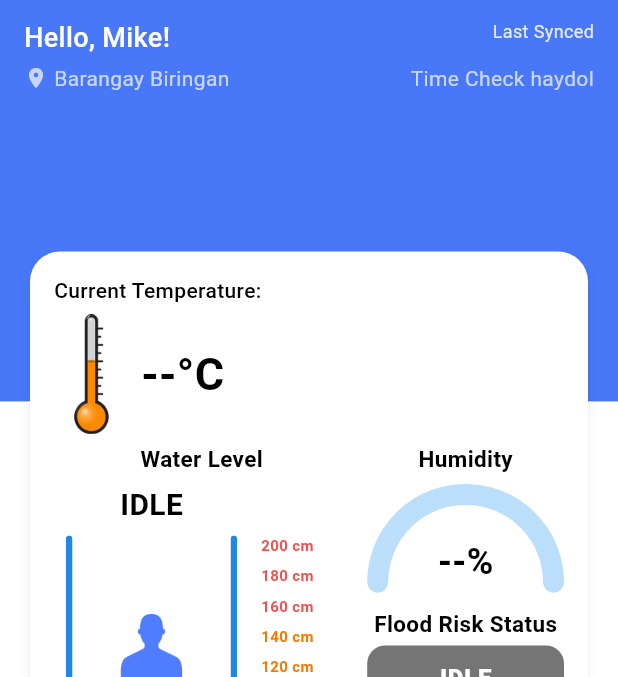
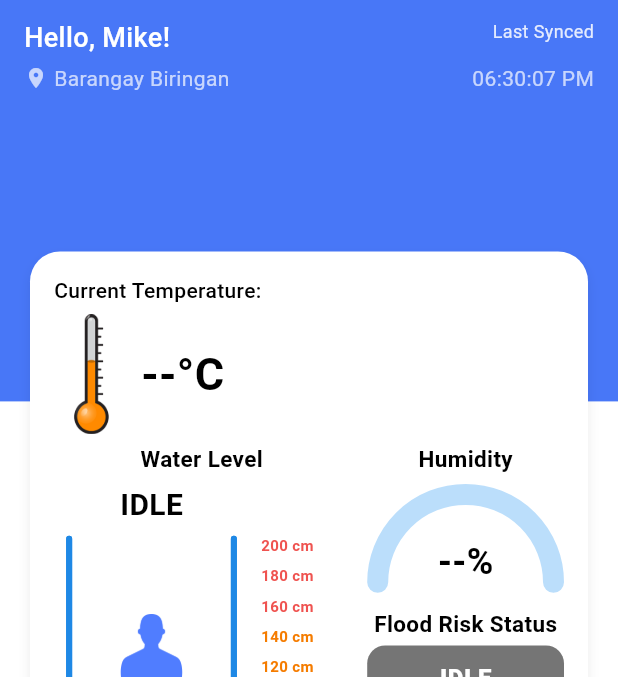
Before and after one commit to Mangobject-oriented/DETECT-CO, a Flutter app: the screen it shows after launch, on a phone screen of 412 x 824 dp, the part 93-770 px from its top. Run offline on Flutter 3.47's test engine with Material 3 defaults, Android fonts, the phone set to English and light mode, and no system bars; drawn by our look-alikes of curved_navigation_bar; our stand-ins replace firebase_core, firebase_database, firebase_messaging, flutter_local_notifications, flutter_map, geolocator and 2 more; accounts and stored records are empty; network calls fail.

Commit message:
Update DETECT-CO app

```diff
--- a/lib/main.dart
+++ b/lib/main.dart
@@ -691,8 +691,10 @@ class _BottomNavPageState
           // CURRENT TAB
           // =================================================
 
-          body: _tabs[_currentIndex],
-
+          body: IndexedStack(
+            index: _currentIndex,
+            children: _tabs,
+          ),
           // =================================================
           // BOTTOM NAVIGATION
           // =================================================
--- a/lib/pages/home.dart
+++ b/lib/pages/home.dart
@@ -16,6 +16,8 @@ class HomeTab extends StatefulWidget {
 
 class _HomeTabState extends State<HomeTab>
     with SingleTickerProviderStateMixin {
+      Timer? _manilaTimeTimer;
+      DateTime _manilaTime = DateTime.now().toUtc().add(const Duration(hours: 8));
   // =====================================================
   // WATER SETTINGS
   // =====================================================
@@ -119,6 +121,21 @@ class _HomeTabState extends State<HomeTab>
       vsync: this,
       duration: const Duration(seconds: 2),
     )..repeat();
+    // =====================================================
+    // MANILA TIME
+    // =====================================================
+
+    _manilaTimeTimer = Timer.periodic(
+      const Duration(seconds: 1),
+      (_) {
+        if (!mounted) return;
+
+        setState(() {
+          _manilaTime =
+              DateTime.now().toUtc().add(const Duration(hours: 8));
+        });
+      },
+    );
 
     // =====================================================
     // START ML PREDICTION
@@ -153,6 +170,7 @@ class _HomeTabState extends State<HomeTab>
   void dispose() {
     _mlPredictionTimer?.cancel();
     _esp32StatusTimer?.cancel();
+    _manilaTimeTimer?.cancel();
     _waterAnimationController.dispose();
     super.dispose();
   }
@@ -1322,12 +1340,11 @@ class _HomeTabState extends State<HomeTab>
 
                                   const Spacer(),
 
-                                  const Text(
-                                    'Time Check haydol',
-                                    style: TextStyle(
+                                  Text(
+                                    '${((_manilaTime.hour % 12) == 0 ? 12 : (_manilaTime.hour % 12)).toString().padLeft(2, '0')}:${_manilaTime.minute.toString().padLeft(2, '0')}:${_manilaTime.second.toString().padLeft(2, '0')} ${_manilaTime.hour >= 12 ? 'PM' : 'AM'}',
+                                    style: const TextStyle(
                                       fontSize: 14,
-                                      color:
-                                          Colors.white70,
+                                      color: Colors.white70,
                                     ),
                                   ),
                                 ],
```
